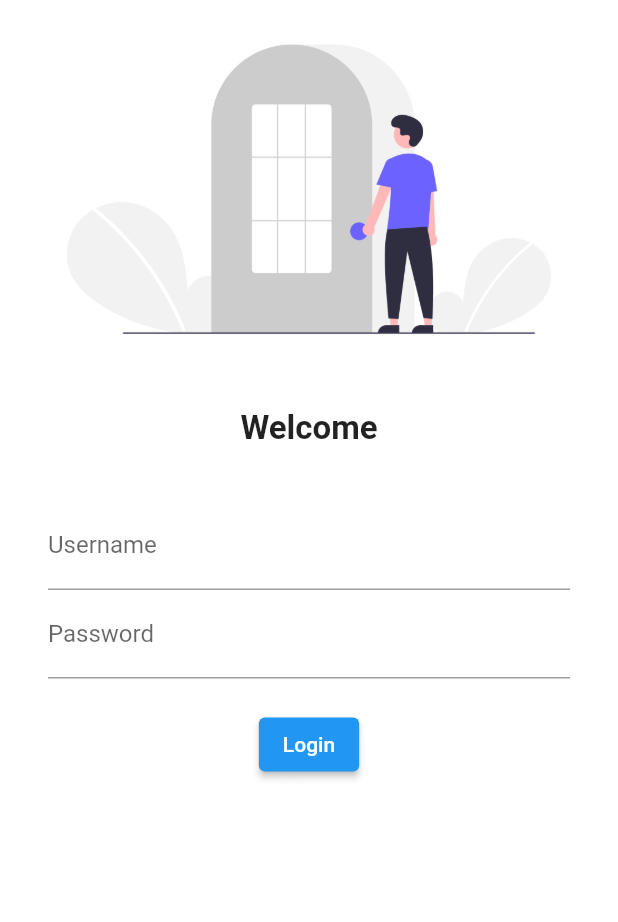
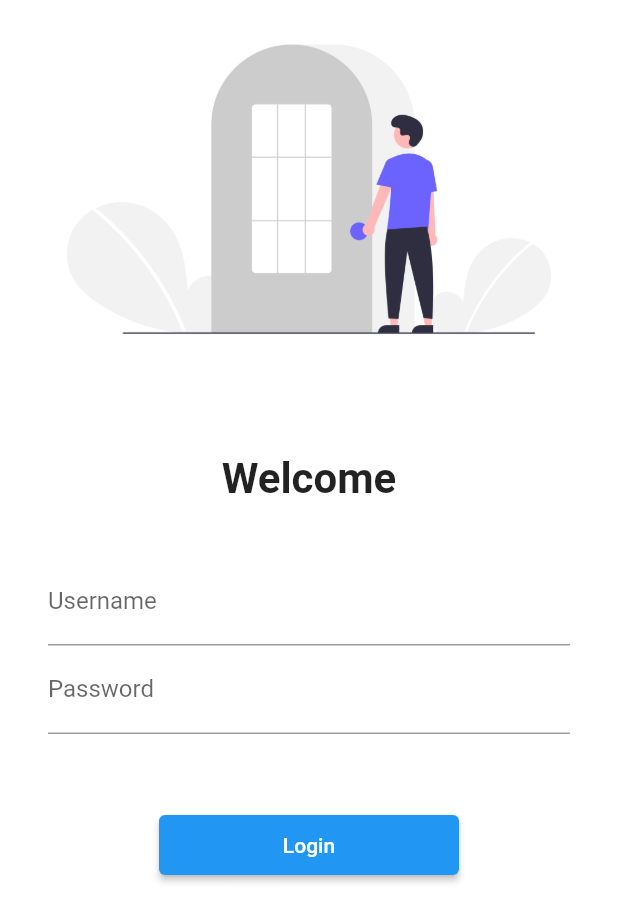
Before and after one commit to 27priyanshu/Catalog_App, a Flutter app: the screen it shows after launch, on a phone screen of 412 x 824 dp. Shown: the top 922 px of the screen. Run offline on Flutter 3.47's test engine with Material 2 defaults, Android fonts, the phone set to English and light mode, and no system bars; our stand-ins replace google_fonts.

Commit message:
day5 completed

```diff
--- a/lib/main.dart
+++ b/lib/main.dart
@@ -1,6 +1,7 @@
 import 'package:flutter/material.dart';
 import 'package:flutter_catalog/pages/homepage.dart';
 import 'package:flutter_catalog/pages/login_page.dart';
+import 'package:flutter_catalog/utils/routes.dart';
 import 'package:google_fonts/google_fonts.dart';
 
 void main() {
@@ -24,8 +25,8 @@ class MyApp extends StatelessWidget {
       ),
       routes: {
         "/": (context) => LoginPage(),
-        "/login": (context) => LoginPage(),
-        "/home": (context) => HomePage(),
+        MyRoutes.homeRoute: (context) => HomePage(),
+        MyRoutes.loginRoute: (context) => LoginPage(),
       },
     );
   }
--- a/lib/pages/login_page.dart
+++ b/lib/pages/login_page.dart
@@ -1,4 +1,5 @@
 import "package:flutter/material.dart";
+import 'package:flutter_catalog/utils/routes.dart';
 
 class LoginPage extends StatelessWidget {
   const LoginPage({super.key});
@@ -7,16 +8,17 @@ class LoginPage extends StatelessWidget {
   Widget build(BuildContext context) {
     return Material(
         color: Colors.white,
+        child: SingleChildScrollView(
           child: Column(
             children: [
               Image.asset("assets/images/login_image.png"),
               SizedBox(
-              height: 20,
+                height: 50,
               ),
               Text(
                 "Welcome",
                 style: TextStyle(
-                fontSize: 22,
+                  fontSize: 28,
                   fontWeight: FontWeight.bold,
                 ),
               ),
@@ -41,18 +43,20 @@ class LoginPage extends StatelessWidget {
                       ),
                     ),
                     SizedBox(
-                    height: 20.0,
+                      height: 50.0,
                     ),
                     ElevatedButton(
                       child: Text("Login"),
+                      style: TextButton.styleFrom(minimumSize: Size(200, 40)),
                       onPressed: (() {
-                      print("Hy priyanshu singh");
+                        Navigator.pushNamed(context, MyRoutes.homeRoute);
                       }),
                     )
                   ],
                 ),
               )
             ],
+          ),
         ));
   }
 }
--- /dev/null
+++ b/lib/utils/routes.dart
@@ -0,0 +1,4 @@
+class MyRoutes {
+  static String loginRoute = "/login";
+  static String homeRoute = "/home";
+}
```
Also changed, not shown: 1 other file. Lines whose indentation alone changed are shown as unchanged.
